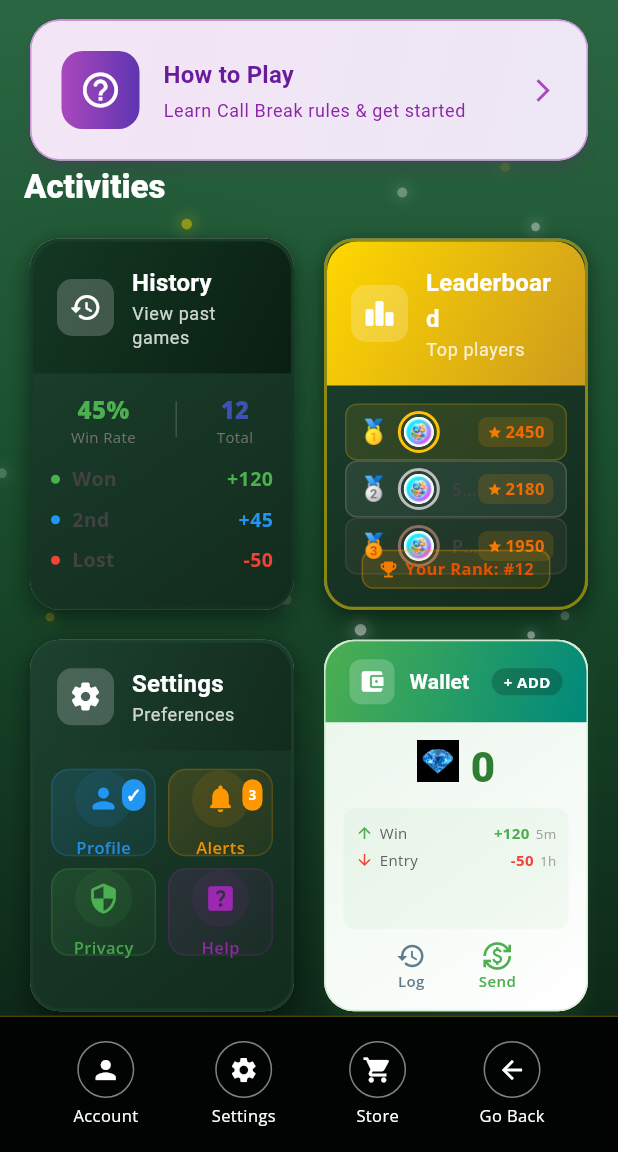
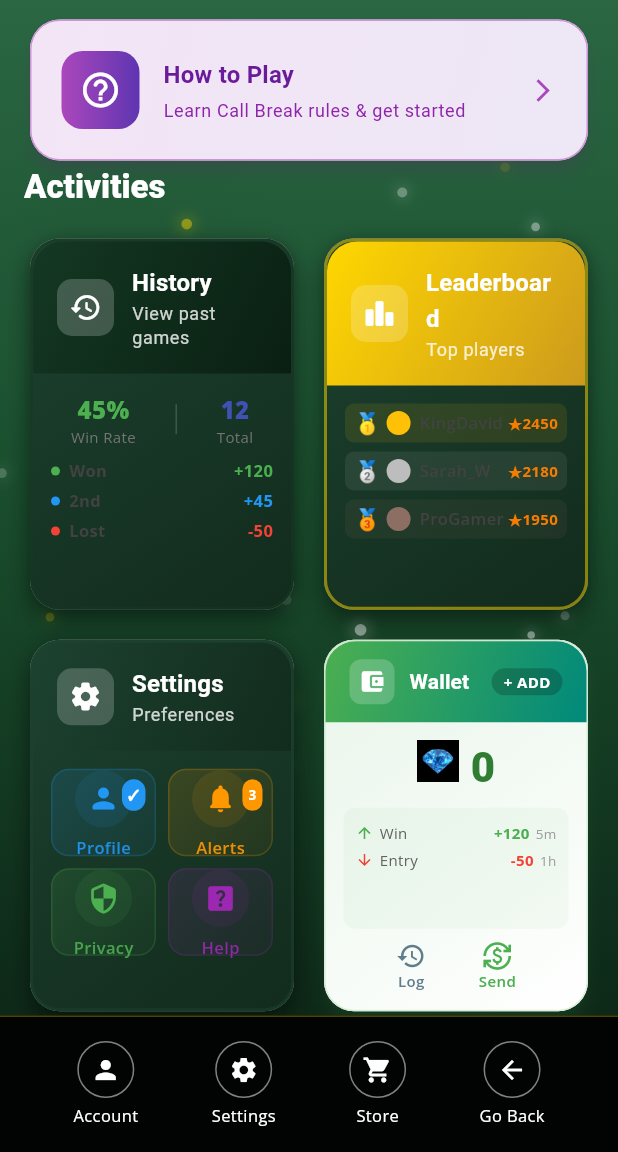
Before and after one commit to timecapsulellc/clubroyale-, a Flutter app: the screen it shows once a user with an empty profile is signed in, scrolled down 1152 dp, on a phone screen of 412 x 824 dp, the part 84-1236 px from its top. Run offline on Flutter 3.47's test engine with Material 3 defaults, Android fonts, the light colour scheme and no system bars; drawn by our look-alikes of flutter_animate; our stand-ins replace audioplayers, cloud_firestore, cloud_functions, firebase_analytics, firebase_auth, firebase_core and 8 more; missing offline and left inert: flutter_webrtc, livekit_client, purchases_flutter; accounts and stored records are empty.

Commit message:
fix: Make preview widgets compact to prevent overflow
- LeaderboardPreview: Use mainAxisSize.min, smaller fonts (11px)
- HistoryPreview: Remove Expanded wrapper, compact row layout
- Reduced padding and spacing throughout

```diff
--- a/lib/features/home_screen.dart
+++ b/lib/features/home_screen.dart
@@ -559,52 +559,38 @@ class _EnhancedActivityCard extends StatelessWidget {
 class _HistoryPreview extends StatelessWidget {
   @override
   Widget build(BuildContext context) {
-    // Mock data for visual design
     final recentMatches = [
-      {'result': 'Won', 'score': '+120', 'date': '2m ago', 'color': Colors.green},
-      {'result': '2nd', 'score': '+45', 'date': '1h ago', 'color': Colors.blue},
-      {'result': 'Lost', 'score': '-50', 'date': 'yesterday', 'color': Colors.red},
+      {'result': 'Won', 'score': '+120', 'color': Colors.green},
+      {'result': '2nd', 'score': '+45', 'color': Colors.blue},
+      {'result': 'Lost', 'score': '-50', 'color': Colors.red},
     ];
 
     return Column(
+      mainAxisSize: MainAxisSize.min,
       children: [
         // Mini Stats Row
         Row(
           mainAxisAlignment: MainAxisAlignment.spaceAround,
           children: [
              _MiniDashboardStat(label: 'Win Rate', value: '45%', icon: Icons.trending_up, color: Colors.green),
-             Container(width: 1, height: 24, color: Colors.grey.withValues(alpha: 0.3)),
+             Container(width: 1, height: 20, color: Colors.grey.withValues(alpha: 0.3)),
              _MiniDashboardStat(label: 'Total', value: '12', icon: Icons.games, color: Colors.indigo),
           ],
         ),
-        const SizedBox(height: 12),
-        // Recent Match List
-        Expanded(
-          child: Column(
-            children: recentMatches.map((match) => Padding(
-              padding: const EdgeInsets.only(bottom: 8),
+        const SizedBox(height: 8),
+        // Recent Match List - compact
+        ...recentMatches.map((match) => Padding(
+          padding: const EdgeInsets.only(bottom: 4),
           child: Row(
             children: [
-                  Container(
-                    width: 6,
-                    height: 6,
-                    decoration: BoxDecoration(color: match['color'] as Color, shape: BoxShape.circle),
-                  ),
-                  const SizedBox(width: 8),
-                  Text(
-                    match['result'] as String,
-                    style: TextStyle(fontWeight: FontWeight.bold, fontSize: 13, color: Colors.grey.shade800),
-                  ),
+              Container(width: 6, height: 6, decoration: BoxDecoration(color: match['color'] as Color, shape: BoxShape.circle)),
+              const SizedBox(width: 6),
+              Text(match['result'] as String, style: TextStyle(fontWeight: FontWeight.bold, fontSize: 11, color: Colors.grey.shade800)),
               const Spacer(),
-                  Text(
-                    match['score'] as String,
-                    style: TextStyle(fontWeight: FontWeight.bold, fontSize: 13, color: match['color'] as Color),
-                  ),
-                ],
-              ),
-            )).toList(),
-          ),
-        ),
+              Text(match['score'] as String, style: TextStyle(fontWeight: FontWeight.bold, fontSize: 11, color: match['color'] as Color)),
+            ],
+          ),
+        )),
       ],
     );
   }
@@ -634,102 +620,39 @@ class _LeaderboardPreview extends StatelessWidget {
   @override
   Widget build(BuildContext context) {
     final topPlayers = [
-      {'name': 'KingDavid', 'score': '2450', 'rank': 1, 'medal': '🥇', 'color': Colors.amber},
-      {'name': 'Sarah_W', 'score': '2180', 'rank': 2, 'medal': '🥈', 'color': Colors.grey.shade400},
-      {'name': 'ProGamer', 'score': '1950', 'rank': 3, 'medal': '🥉', 'color': Colors.brown.shade400},
+      {'name': 'KingDavid', 'score': '2450', 'medal': '🥇', 'color': Colors.amber},
+      {'name': 'Sarah_W', 'score': '2180', 'medal': '🥈', 'color': Colors.grey.shade400},
+      {'name': 'ProGamer', 'score': '1950', 'medal': '🥉', 'color': Colors.brown.shade400},
     ];
 
     return Column(
-      children: [
-        Expanded(
-          child: Column(
-            mainAxisAlignment: MainAxisAlignment.spaceEvenly,
-            children: topPlayers.map((player) => Container(
-              padding: const EdgeInsets.symmetric(horizontal: 8, vertical: 4),
+      mainAxisSize: MainAxisSize.min,
+      children: topPlayers.map((player) => Padding(
+        padding: const EdgeInsets.only(bottom: 6),
+        child: Container(
+          padding: const EdgeInsets.symmetric(horizontal: 6, vertical: 3),
           decoration: BoxDecoration(
             color: (player['color'] as Color).withOpacity(0.1),
-                borderRadius: BorderRadius.circular(8),
-                border: Border.all(color: (player['color'] as Color).withOpacity(0.2)),
+            borderRadius: BorderRadius.circular(6),
           ),
           child: Row(
             children: [
-                  // Medal emoji
-                  Text(
-                    player['medal'] as String,
-                    style: const TextStyle(fontSize: 16),
-                  ),
+              Text(player['medal'] as String, style: const TextStyle(fontSize: 14)),
+              const SizedBox(width: 4),
+              CircleAvatar(radius: 8, backgroundColor: (player['color'] as Color)),
               const SizedBox(width: 6),
-                  // Avatar with rank-based border
-                  Container(
-                    padding: const EdgeInsets.all(2),
-                    decoration: BoxDecoration(
-                      shape: BoxShape.circle,
-                      border: Border.all(color: player['color'] as Color, width: 2),
-                    ),
-                    child: CircleAvatar(
-                      radius: 10,
-                      backgroundImage: const AssetImage('assets/images/avatar_placeholder.png'),
-                      backgroundColor: Colors.grey.shade200,
-                    ),
-                  ),
-                  const SizedBox(width: 8),
-                  // Name
               Expanded(
                 child: Text(
                   player['name'] as String,
-                      style: TextStyle(
-                        fontWeight: FontWeight.w600,
-                        fontSize: 12,
-                        color: Colors.grey.shade800,
-                      ),
+                  style: TextStyle(fontWeight: FontWeight.w600, fontSize: 11, color: Colors.grey.shade800),
                   overflow: TextOverflow.ellipsis,
                 ),
               ),
-                  // Score with trophy icon
-                  Container(
-                    padding: const EdgeInsets.symmetric(horizontal: 6, vertical: 2),
-                    decoration: BoxDecoration(
-                      color: Colors.orange.withOpacity(0.15),
-                      borderRadius: BorderRadius.circular(6),
-                    ),
-                    child: Row(
-                      mainAxisSize: MainAxisSize.min,
-                      children: [
-                        Icon(Icons.star, size: 10, color: Colors.orange.shade700),
-                        const SizedBox(width: 2),
-                        Text(
-                          player['score'] as String,
-                          style: TextStyle(fontWeight: FontWeight.bold, fontSize: 11, color: Colors.orange.shade800),
-                        ),
-                      ],
-                    ),
-                  ),
-                ],
+              Text('★${player['score']}', style: TextStyle(fontWeight: FontWeight.bold, fontSize: 10, color: Colors.orange.shade700)),
+            ],
+          ),
         ),
       )).toList(),
-          ),
-        ),
-        const SizedBox(height: 6),
-        // Your rank badge
-        Container(
-          padding: const EdgeInsets.symmetric(horizontal: 10, vertical: 4),
-          decoration: BoxDecoration(
-            gradient: LinearGradient(
-              colors: [Colors.orange.withOpacity(0.15), Colors.amber.withOpacity(0.1)],
-            ),
-            borderRadius: BorderRadius.circular(8),
-            border: Border.all(color: Colors.orange.withOpacity(0.3)),
-          ),
-          child: Row(
-            mainAxisSize: MainAxisSize.min,
-            children: [
-              Icon(Icons.emoji_events, size: 14, color: Colors.orange.shade700),
-              const SizedBox(width: 4),
-              Text('Your Rank: #12', style: TextStyle(fontSize: 11, color: Colors.orange.shade900, fontWeight: FontWeight.bold)),
-            ],
-          ),
-        ),
-      ],
     );
   }
 }
```
Lines whose indentation alone changed are shown as unchanged.
